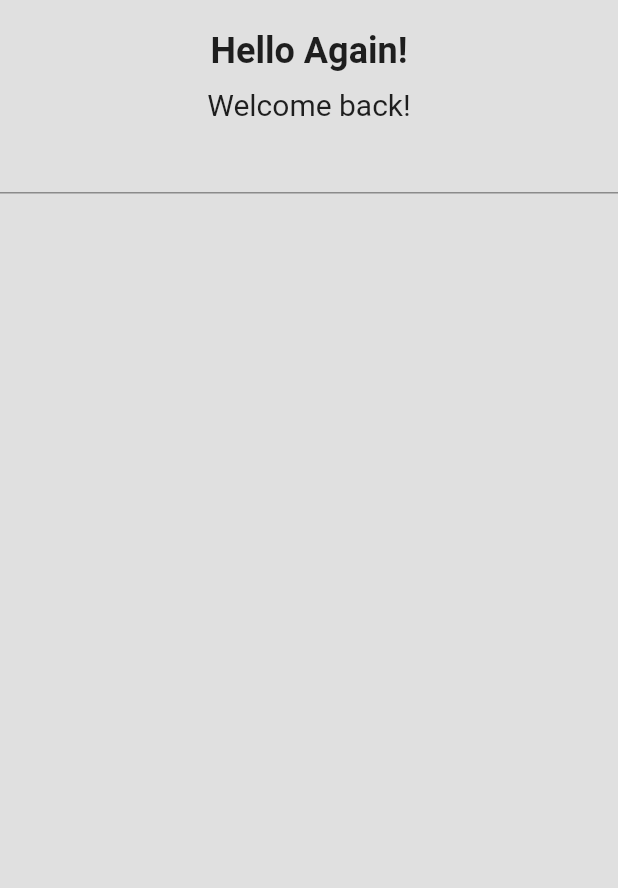
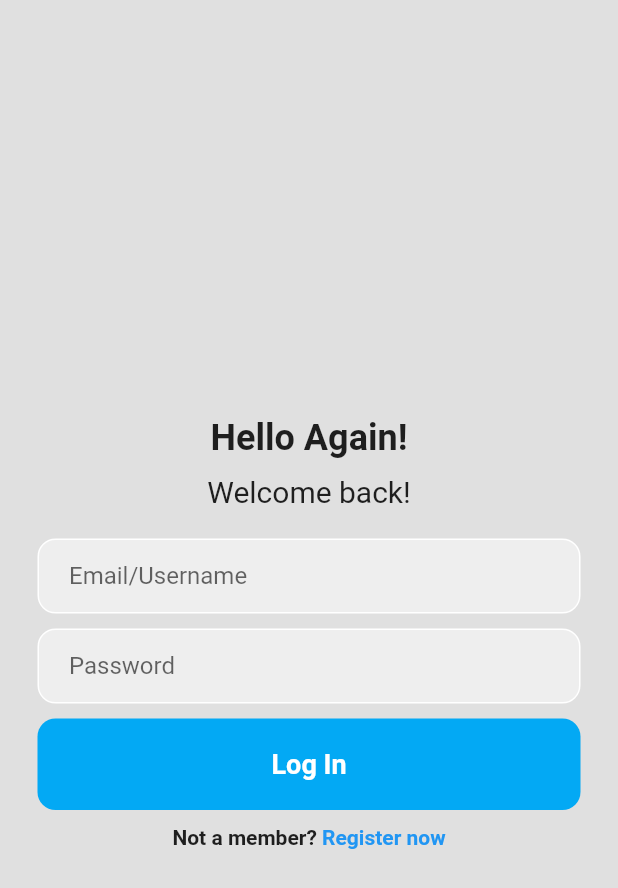
Before and after one commit to KhouryEthan/HackathonApplication, a Flutter app: the screen it shows after launch, on a phone screen of 412 x 824 dp. Shown: the top 888 px of the screen. Run offline on Flutter 3.47's test engine with Material 2 defaults, Android fonts, the phone set to English and light mode, and no system bars.

Commit message:
Login Page - Needs added functionality

```diff
--- a/lib/loginpage.dart
+++ b/lib/loginpage.dart
@@ -17,6 +17,7 @@
         body: SafeArea(
             child: Center(
                 child: Column(
+          mainAxisAlignment: MainAxisAlignment.center,
           children: [
             SizedBox(height: 20),
             //Hello again
@@ -34,14 +35,86 @@
                 fontSize: 20,
               ),
             ),
-
+            SizedBox(height: 20),
             //Email Field
-            TextField(),
+            Padding(
+              padding: const EdgeInsets.symmetric(horizontal: 25.0),
+              child: Container(
+                decoration: BoxDecoration(
+                  color: Colors.grey[200],
+                  border: Border.all(color: Colors.white),
+                  borderRadius: BorderRadius.circular(12),
+                ),
+                child: Padding(
+                  padding: const EdgeInsets.only(left: 20.0),
+                  child: TextField(
+                    decoration: InputDecoration(
+                        border: InputBorder.none, hintText: 'Email/Username'),
+                  ),
+                ),
+              ),
+            ),
+            SizedBox(height: 10),
             //password field
-
+            Padding(
+              padding: const EdgeInsets.symmetric(horizontal: 25.0),
+              child: Container(
+                decoration: BoxDecoration(
+                  color: Colors.grey[200],
+                  border: Border.all(color: Colors.white),
+                  borderRadius: BorderRadius.circular(12),
+                ),
+                child: Padding(
+                  padding: const EdgeInsets.only(left: 20.0),
+                  child: TextField(
+                    obscureText: true,
+                    decoration: InputDecoration(
+                        border: InputBorder.none, hintText: 'Password'),
+                  ),
+                ),
+              ),
+            ),
             //sign in button
+            SizedBox(height: 10),
+            Padding(
+              padding: const EdgeInsets.symmetric(horizontal: 25.0),
+              child: Container(
+                padding: EdgeInsets.all(20),
+                decoration: BoxDecoration(
+                  color: Colors.lightBlue,
+                  borderRadius: BorderRadius.circular(12),
+                ),
+                child: Center(
+                  child: Text(
+                    'Log In',
+                    style: TextStyle(
+                      color: Colors.white,
+                      fontWeight: FontWeight.bold,
+                      fontSize: 18,
+                    ),
+                  ),
+                ),
+              ),
+            ),
+            SizedBox(height: 10),
 
             //Not member? REGISTER NOW
+            Row(
+              mainAxisAlignment: MainAxisAlignment.center,
+              children: [
+                Text(
+                  'Not a member?',
+                  style: TextStyle(fontWeight: FontWeight.bold),
+                ),
+                Text(
+                  ' Register now',
+                  style: TextStyle(
+                    color: Colors.blue,
+                    fontWeight: FontWeight.bold,
+                  ),
+                ),
+              ],
+            ),
           ],
         ))));
   }
--- a/lib/main.dart
+++ b/lib/main.dart
@@ -13,6 +13,8 @@
   Widget build(BuildContext context) {
     return const MaterialApp(
       debugShowCheckedModeBanner: false,
+      //Dark mode?
+      //theme: ThemeData.dark(),
       home: LoginPage(),
     );
   }
```
